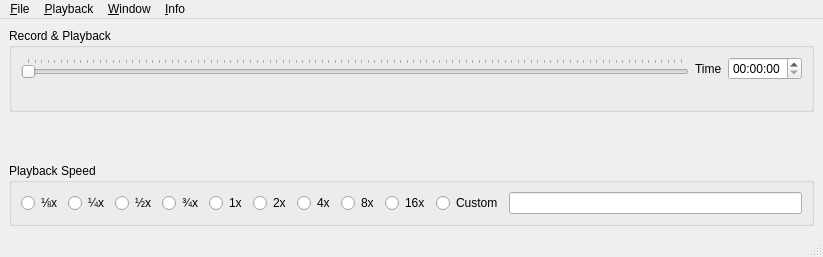
First picture: the form in src/UserInterface/src/MainWindow.ui, repository till213/SkyDolly, before the edit.
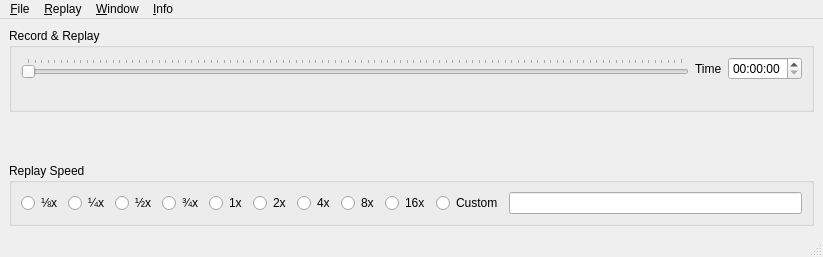
Second picture: the form after the edit. Icons and pictures are not drawn.

Commit message: Consistently use "replay" instead of "playback"

What changed in the file:
```diff
--- a/src/UserInterface/src/MainWindow.ui
+++ b/src/UserInterface/src/MainWindow.ui
@@ -18,7 +18,7 @@
     <item row="0" column="0">
      <widget class="QGroupBox" name="groupBox_4">
       <property name="title">
-       <string>Record &amp;&amp; Playback</string>
+       <string>Record &amp;&amp; Replay</string>
       </property>
       <layout class="QGridLayout" name="gridLayout">
        <item row="0" column="0">
@@ -113,7 +113,7 @@
     <item row="2" column="0">
      <widget class="QGroupBox" name="groupBox">
       <property name="title">
-       <string>Playback Speed</string>
+       <string>Replay Speed</string>
       </property>
       <layout class="QGridLayout" name="gridLayout_2">
        <item row="0" column="0">
@@ -240,7 +240,7 @@
    </widget>
    <widget class="QMenu" name="menu_Flight">
     <property name="title">
-     <string>&amp;Playback</string>
+     <string>&amp;Replay</string>
     </property>
     <addaction name="recordAction"/>
     <addaction name="stopAction"/>
```
Left out of the diff: 22 changed lines with no effect on the pictures. The commit also changes 7 other files.
